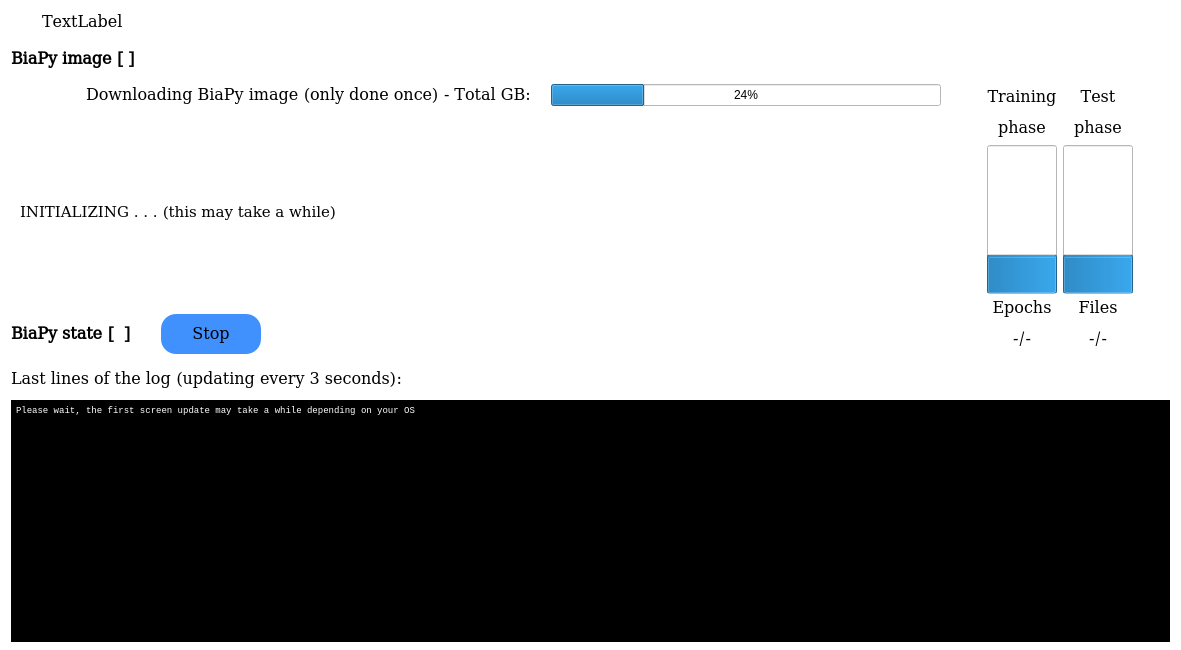
Above: ui/ui_run.ui from BiaPyX/BiaPy-GUI before the change. Below: the same form after it.
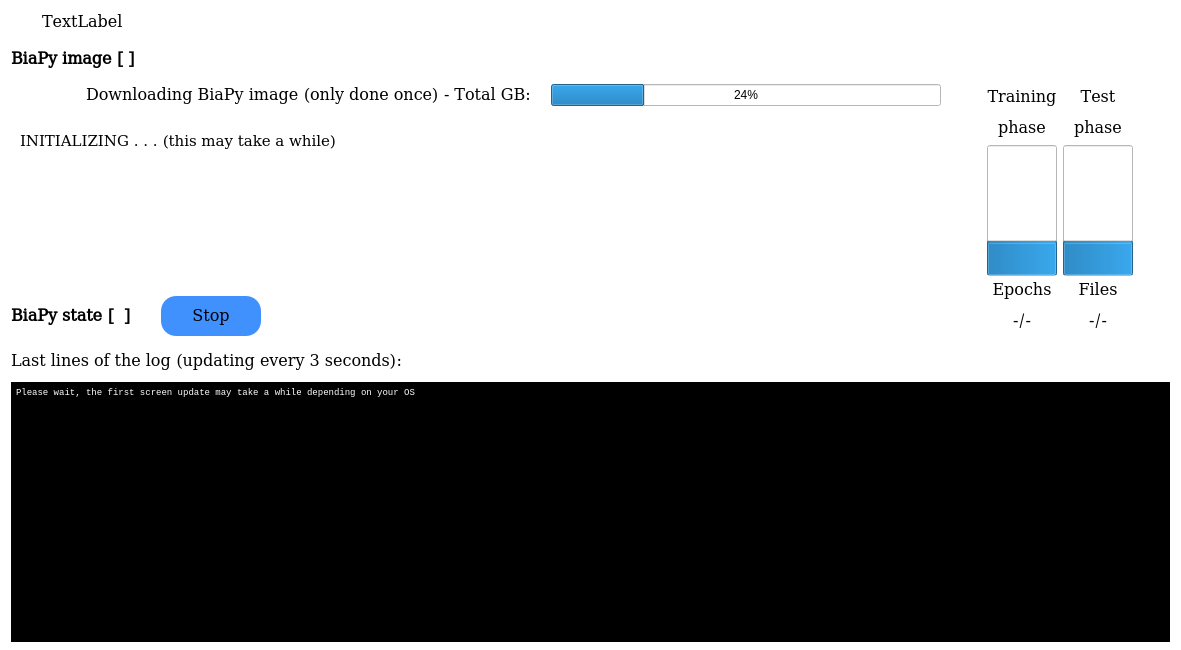
That is the form after the change. Icons and pictures are not drawn.

Commit message: Add train/val/test paths to the running window

Patch:
```diff
--- a/ui/ui_run.ui
+++ b/ui/ui_run.ui
@@ -423,7 +423,10 @@
                   <enum>QFrame::NoFrame</enum>
                  </property>
                  <property name="verticalScrollBarPolicy">
-                  <enum>Qt::ScrollBarAlwaysOff</enum>
+                  <enum>Qt::ScrollBarAsNeeded</enum>
+                 </property>
+                 <property name="sizeAdjustPolicy">
+                  <enum>QAbstractScrollArea::AdjustIgnored</enum>
                  </property>
                  <property name="widgetResizable">
                   <bool>true</bool>
@@ -432,9 +435,9 @@
                   <property name="geometry">
                    <rect>
                     <x>0</x>
-                    <y>0</y>
-                    <width>939</width>
-                    <height>178</height>
+                    <y>-6</y>
+                    <width>925</width>
+                    <height>184</height>
                    </rect>
                   </property>
                   <layout class="QVBoxLayout" name="verticalLayout_5">
@@ -443,7 +446,7 @@
                      <property name="minimumSize">
                       <size>
                        <width>0</width>
-                       <height>160</height>
+                       <height>0</height>
                       </size>
                      </property>
                      <property name="font">
@@ -463,6 +466,19 @@
                      </property>
                     </widget>
                    </item>
+                   <item>
+                    <spacer name="verticalSpacer">
+                     <property name="orientation">
+                      <enum>Qt::Vertical</enum>
+                     </property>
+                     <property name="sizeHint" stdset="0">
+                      <size>
+                       <width>20</width>
+                       <height>40</height>
+                      </size>
+                     </property>
+                    </spacer>
+                   </item>
                   </layout>
                  </widget>
                 </widget>
```
The commit also changes 2 other files.
